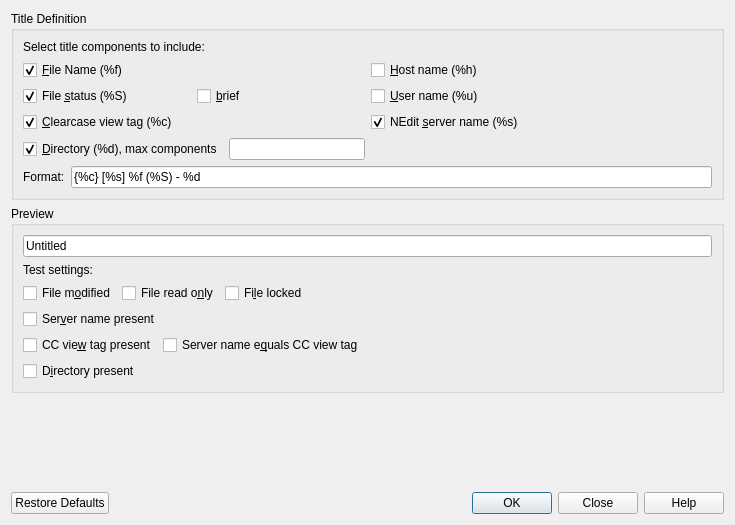
eteran/nedit-ng, file source/ui/DialogWindowTitle.ui: the form before one commit.
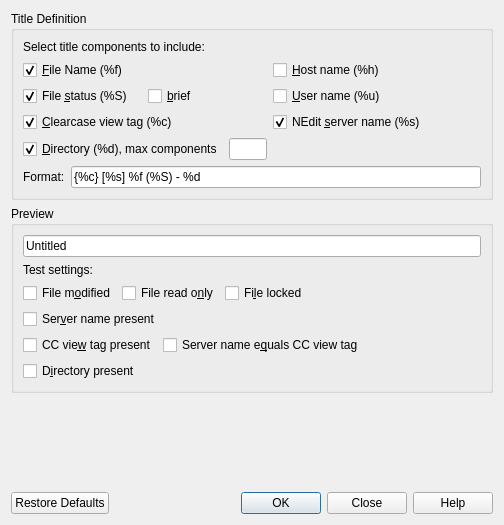
The form after the commit.

```diff
--- a/source/ui/DialogWindowTitle.ui
+++ b/source/ui/DialogWindowTitle.ui
@@ -6,7 +6,7 @@
    <rect>
     <x>0</x>
     <y>0</y>
-    <width>735</width>
+    <width>504</width>
     <height>525</height>
    </rect>
   </property>
```
Left out of the diff: 52 changed lines with no effect on the pictures.
